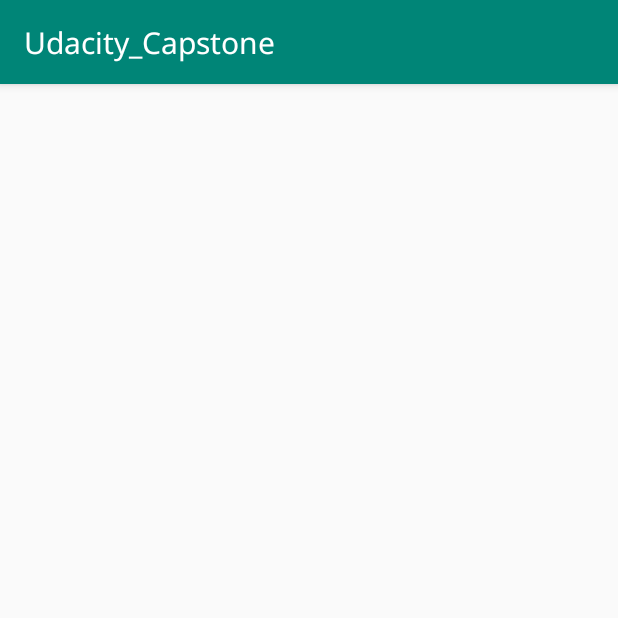
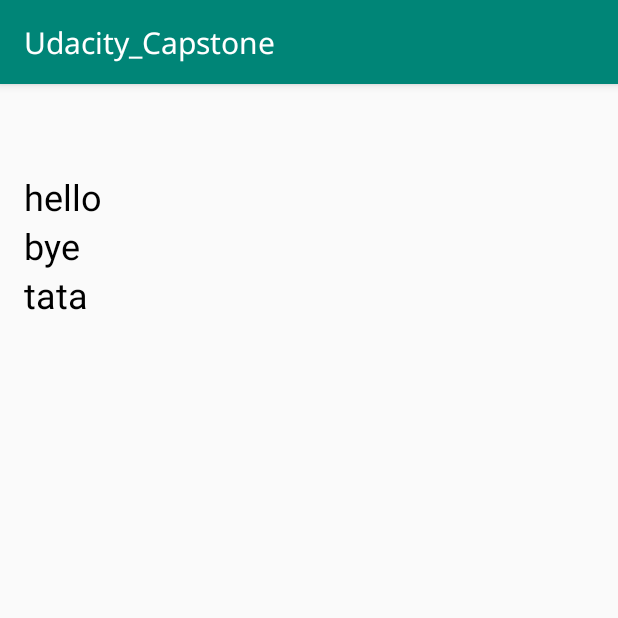
Before and after one commit to DhruvamSharma/Udacity-Capstone, an Android app: the screen it shows after launch (MainActivity), on a phone screen of 412 x 824 dp, the top half of it. Run offline under Robolectric (Android 15) with nearby library versions, the phone set to English and light mode, and no system bars; our stand-ins replace AdMob.

Commit message:
Task 2: Part 1 Completed. MainActivity UI Basic Created

```diff
--- a/AndroidProject/app/src/main/AndroidManifest.xml
+++ b/AndroidProject/app/src/main/AndroidManifest.xml
@@ -25,7 +25,7 @@
             android:resource="@array/preloaded_fonts" />
 
 
-        <activity android:name=".MainActivity">
+        <activity android:name=".ui_controller.MainActivity">
             <intent-filter>
                 <action android:name="android.intent.action.MAIN" />
 
--- a/AndroidProject/app/src/main/java/com/udafil/dhruvamsharma/udacity_capstone/MainActivity.java
+++ /dev/null
@@ -1,18 +0,0 @@
-package com.udafil.dhruvamsharma.udacity_capstone;
-
-import android.support.v7.app.AppCompatActivity;
-import android.os.Bundle;
-
-import com.google.android.gms.ads.MobileAds;
-
-public class MainActivity extends AppCompatActivity {
-
-    @Override
-    protected void onCreate(Bundle savedInstanceState) {
-        super.onCreate(savedInstanceState);
-        setContentView(R.layout.activity_main);
-
-
-        MobileAds.initialize(this, getResources().getString(R.string.admob_app_id));
-    }
-}
--- /dev/null
+++ b/AndroidProject/app/src/main/java/com/udafil/dhruvamsharma/udacity_capstone/repository/CommonRepository.java
@@ -0,0 +1,6 @@
+package com.udafil.dhruvamsharma.udacity_capstone.repository;
+
+public class CommonRepository {
+
+
+}
--- /dev/null
+++ b/AndroidProject/app/src/main/java/com/udafil/dhruvamsharma/udacity_capstone/ui_controller/MainActivity.java
@@ -0,0 +1,80 @@
+package com.udafil.dhruvamsharma.udacity_capstone.ui_controller;
+
+import android.support.v7.app.AppCompatActivity;
+import android.os.Bundle;
+import android.support.v7.widget.LinearLayoutManager;
+import android.support.v7.widget.RecyclerView;
+
+import com.google.android.gms.ads.MobileAds;
+import com.udafil.dhruvamsharma.udacity_capstone.R;
+
+import java.util.ArrayList;
+import java.util.List;
+
+/**
+ * This is the activity that displays the
+ * tasks and the list to the user
+ */
+public class MainActivity extends AppCompatActivity {
+
+    //recycler view for all the tasks
+    private RecyclerView mTaskList;
+
+    /**
+     * Method when the activity is created
+     * @param savedInstanceState
+     */
+    @Override
+    protected void onCreate(Bundle savedInstanceState) {
+        super.onCreate(savedInstanceState);
+        setContentView(R.layout.activity_main);
+
+        setUpActivity();
+
+
+
+    }
+
+    /**
+     * This is a setup method
+     * This methods is reuired for setting up the activity.
+     * It takes care of all the nitty-gritty details
+     */
+    private void setUpActivity() {
+
+        mTaskList = findViewById(R.id.task_list_main_activity_rv);
+
+        LinearLayoutManager layoutManager = new LinearLayoutManager(this);
+        layoutManager.setOrientation(LinearLayoutManager.VERTICAL);
+
+        MainActivityTaskListAdapter adapter = new MainActivityTaskListAdapter(getData());
+
+        mTaskList.setLayoutManager(layoutManager);
+        mTaskList.setAdapter(adapter);
+
+        setUpAds();
+    }
+
+    /**
+     * This methods set ups the ads
+     * on the main activity
+     */
+    private void setUpAds() {
+
+        MobileAds.initialize(this, getResources().getString(R.string.admob_app_id));
+
+    }
+
+
+    private List<String> getData() {
+
+        List<String> data = new ArrayList<>();
+
+        data.add("hello");
+        data.add("bye");
+        data.add("tata");
+
+        return data;
+
+    }
+}
--- /dev/null
+++ b/AndroidProject/app/src/main/java/com/udafil/dhruvamsharma/udacity_capstone/ui_controller/MainActivityTaskListAdapter.java
@@ -0,0 +1,60 @@
+package com.udafil.dhruvamsharma.udacity_capstone.ui_controller;
+
+import android.support.annotation.NonNull;
+import android.support.v7.widget.RecyclerView;
+import android.view.LayoutInflater;
+import android.view.View;
+import android.view.ViewGroup;
+import android.widget.TextView;
+import android.widget.Toast;
+
+import com.udafil.dhruvamsharma.udacity_capstone.R;
+
+import java.util.List;
+
+public class MainActivityTaskListAdapter extends RecyclerView.Adapter<MainActivityTaskListAdapter.TaskViewHolder> {
+
+    private List<String> mData;
+
+    public MainActivityTaskListAdapter(List<String> data) {
+
+        this.mData = data;
+
+    }
+
+
+    @NonNull
+    @Override
+    public TaskViewHolder onCreateViewHolder(@NonNull ViewGroup viewGroup, int i) {
+
+
+        View holder = LayoutInflater.from(viewGroup.getContext()).
+                inflate(R.layout.activity_main_single_task_layout, viewGroup, false);
+
+        return new TaskViewHolder(holder);
+    }
+
+    @Override
+    public void onBindViewHolder(@NonNull TaskViewHolder taskViewHolder, int i) {
+
+        taskViewHolder.taskTextView.setText(mData.get(i));
+
+
+    }
+
+    @Override
+    public int getItemCount() {
+        return mData.size();
+    }
+
+    public class TaskViewHolder extends RecyclerView.ViewHolder {
+
+        TextView taskTextView;
+
+        public TaskViewHolder(@NonNull View itemView) {
+            super(itemView);
+
+            taskTextView = itemView.findViewById(R.id.task_layout_text_main_activity_task_list_tv);
+        }
+    }
+}
--- a/AndroidProject/app/src/main/res/layout/activity_main.xml
+++ b/AndroidProject/app/src/main/res/layout/activity_main.xml
@@ -4,9 +4,10 @@
     xmlns:tools="http://schemas.android.com/tools"
     android:layout_width="match_parent"
     android:layout_height="match_parent"
-    tools:context=".MainActivity">
+    tools:context=".ui_controller.MainActivity">
 
     <TextView
+        android:id="@+id/list_name_main_activity_tv"
         style="@style/HeadingTextStyle"
         android:layout_width="wrap_content"
         android:layout_height="wrap_content"
@@ -17,6 +18,13 @@
         app:layout_constraintTop_toTopOf="parent" />
 
 
+    <android.support.v7.widget.RecyclerView
+        android:id="@+id/task_list_main_activity_rv"
+        android:layout_width="match_parent"
+        android:layout_height="wrap_content"
+        android:layout_margin="@dimen/element_margin"
 
+        app:layout_constraintStart_toStartOf="parent"
+        app:layout_constraintTop_toBottomOf="@id/list_name_main_activity_tv"/>
 
 </android.support.constraint.ConstraintLayout>
--- /dev/null
+++ b/AndroidProject/app/src/main/res/layout/activity_main_single_task_layout.xml
@@ -0,0 +1,12 @@
+<?xml version="1.0" encoding="utf-8"?>
+<android.support.constraint.ConstraintLayout
+    xmlns:android="http://schemas.android.com/apk/res/android" android:layout_width="match_parent"
+    android:layout_height="wrap_content">
+
+    <TextView
+        android:id="@+id/task_layout_text_main_activity_task_list_tv"
+        android:layout_width="wrap_content"
+        android:layout_height="wrap_content"
+        style="@style/TaskTextStyle"/>
+
+</android.support.constraint.ConstraintLayout>
--- a/AndroidProject/app/src/main/res/values/styles.xml
+++ b/AndroidProject/app/src/main/res/values/styles.xml
@@ -14,4 +14,8 @@
         <item name="android:fontFamily">@font/noto_sans</item>
     </style>
 
+    <style name="TaskTextStyle" parent="Base.TextAppearance.AppCompat.Headline">
+        <item name="android:textColor">@android:color/black</item>
+    </style>
+
 </resources>
```
